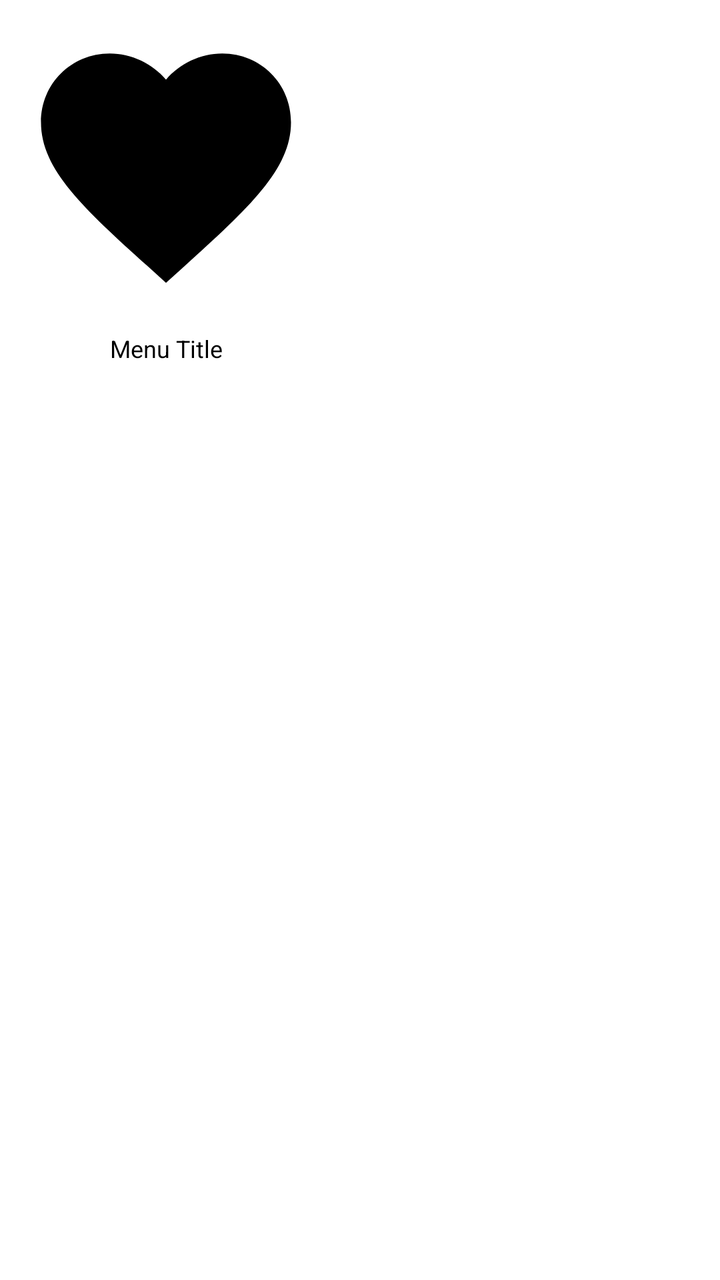
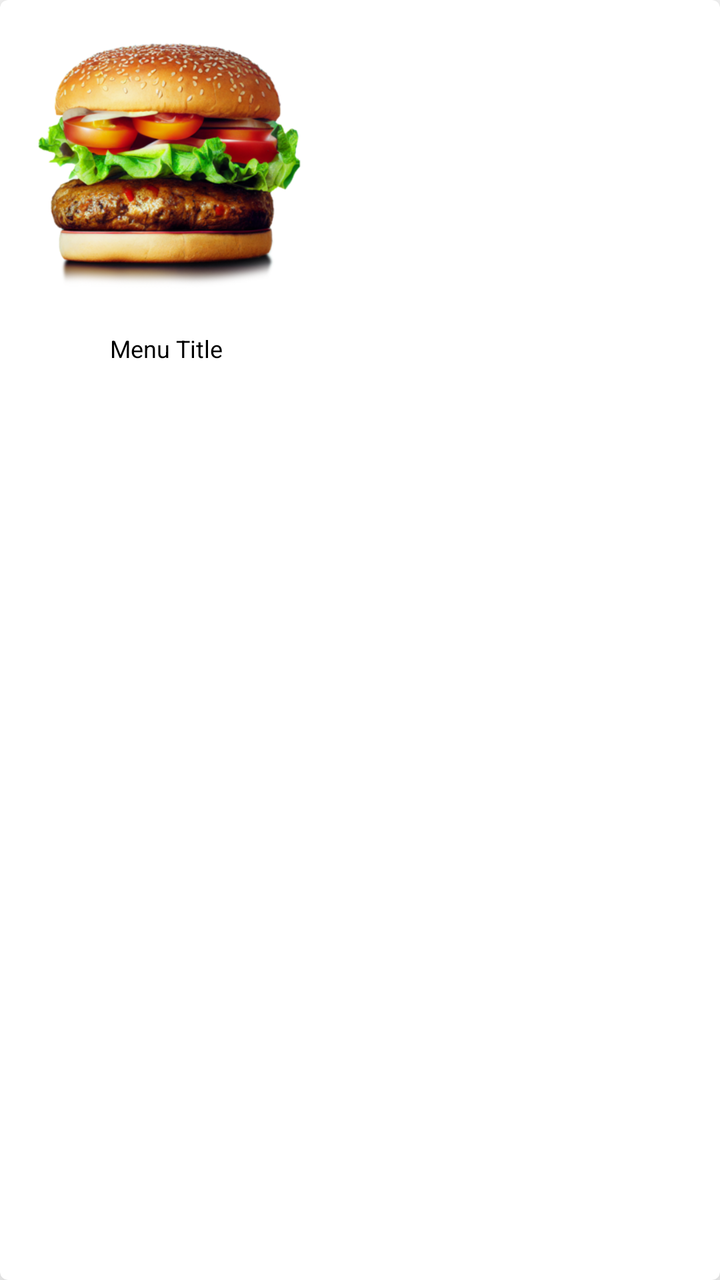

An Android layout rendered at two revisions. The XML below is the earlier revision; the diff shows what the commit changed to produce the second picture.
<!-- AndroidManifest.xml: application theme Theme.LPB2024 -->
<!-- res/layout/card_menu_item.xml -->
<?xml version="1.0" encoding="utf-8"?>
<LinearLayout xmlns:android="http://schemas.android.com/apk/res/android"
    android:layout_width="match_parent"
    android:layout_height="wrap_content"
    android:orientation="vertical"
    android:padding="8dp">

    <ImageView
        android:id="@+id/menuImage"
        android:layout_width="150dp"
        android:layout_height="150dp"
        android:scaleType="centerCrop"
        android:src="@drawable/baseline_favorite_24" />

    <TextView
        android:id="@+id/menuTitle"
        android:layout_width="150dp"
        android:layout_height="wrap_content"
        android:text="Menu Title"
        android:textSize="12sp"
        android:textColor="@color/black"
        android:gravity="center"
        android:paddingTop="8dp"/>

</LinearLayout>
<!-- resources referenced by this layout -->
<resources>
  <color name="black">#FF000000</color>
  <!-- drawable baseline_favorite_24 (drawable) -->
  <vector xmlns:android="http://schemas.android.com/apk/res/android" android:height="24dp" android:tint="#000000" android:viewportHeight="24" android:viewportWidth="24" android:width="24dp">
        
      <path android:fillColor="@android:color/white" android:pathData="M12,21.35l-1.45,-1.32C5.4,15.36 2,12.28 2,8.5 2,5.42 4.42,3 7.5,3c1.74,0 3.41,0.81 4.5,2.09C13.09,3.81 14.76,3 16.5,3 19.58,3 22,5.42 22,8.5c0,3.78 -3.4,6.86 -8.55,11.54L12,21.35z"/>
      
  </vector>
  <style name="Theme.LPB2024" parent="Theme.MaterialComponents.DayNight.NoActionBar">
          
          <item name="colorPrimary">@color/white</item>
          <item name="colorPrimaryVariant">@color/black</item>
          <item name="colorOnPrimary">@color/white</item>
          
          <item name="colorSecondary">@color/black</item>
          <item name="colorSecondaryVariant">@color/black</item>
          <item name="colorOnSecondary">@color/black</item>
          
          <item name="android:statusBarColor">?attr/colorPrimaryVariant</item>
          
      </style>
  <color name="white">#FFFFFFFF</color>
</resources>

<!-- the commit's change to res/layout/card_menu_item.xml (unified diff, before → after) -->
@@ -1,25 +1,36 @@
 <?xml version="1.0" encoding="utf-8"?>
-<LinearLayout xmlns:android="http://schemas.android.com/apk/res/android"
-    android:layout_width="match_parent"
+<androidx.cardview.widget.CardView xmlns:android="http://schemas.android.com/apk/res/android"
+    xmlns:app="http://schemas.android.com/apk/res-auto"
+    android:layout_width="wrap_content"
     android:layout_height="wrap_content"
-    android:orientation="vertical"
-    android:padding="8dp">
+    android:layout_margin="8dp"
+    app:cardElevation="20dp"
+    app:cardCornerRadius="4dp"
+    app:cardBackgroundColor="@android:color/white"
+    android:background="?android:attr/selectableItemBackground"
+    android:foreground="?android:attr/selectableItemBackground">
 
-    <ImageView
-        android:id="@+id/menuImage"
-        android:layout_width="150dp"
-        android:layout_height="150dp"
-        android:scaleType="centerCrop"
-        android:src="@drawable/baseline_favorite_24" />
+    <LinearLayout
+        android:layout_width="wrap_content"
+        android:layout_height="wrap_content"
+        android:orientation="vertical"
+        android:padding="8dp">
 
-    <TextView
-        android:id="@+id/menuTitle"
-        android:layout_width="150dp"
-        android:layout_height="wrap_content"
-        android:text="Menu Title"
-        android:textSize="12sp"
-        android:textColor="@color/black"
-        android:gravity="center"
-        android:paddingTop="8dp"/>
+        <ImageView
+            android:id="@+id/menuImage"
+            android:layout_width="150dp"
+            android:layout_height="150dp"
+            android:scaleType="centerCrop"
+            android:src="@drawable/sample_image" />
 
-</LinearLayout>
+        <TextView
+            android:id="@+id/menuTitle"
+            android:layout_width="150dp"
+            android:layout_height="wrap_content"
+            android:text="Menu Title"
+            android:textSize="12sp"
+            android:textColor="@android:color/black"
+            android:gravity="center"
+            android:paddingTop="8dp"/>
+    </LinearLayout>
+</androidx.cardview.widget.CardView>
<!-- resource entries referenced after the edit -->
@@ -1,12 +1,7 @@
 <!-- resources referenced by this layout -->
 <resources>
+  <!-- drawable sample_image: png bitmap (drawable, 237299 bytes) -->
   <color name="black">#FF000000</color>
-  <!-- drawable baseline_favorite_24 (drawable) -->
-  <vector xmlns:android="http://schemas.android.com/apk/res/android" android:height="24dp" android:tint="#000000" android:viewportHeight="24" android:viewportWidth="24" android:width="24dp">
-        
-      <path android:fillColor="@android:color/white" android:pathData="M12,21.35l-1.45,-1.32C5.4,15.36 2,12.28 2,8.5 2,5.42 4.42,3 7.5,3c1.74,0 3.41,0.81 4.5,2.09C13.09,3.81 14.76,3 16.5,3 19.58,3 22,5.42 22,8.5c0,3.78 -3.4,6.86 -8.55,11.54L12,21.35z"/>
-      
-  </vector>
   <style name="Theme.LPB2024" parent="Theme.MaterialComponents.DayNight.NoActionBar">
           
           <item name="colorPrimary">@color/white</item>
